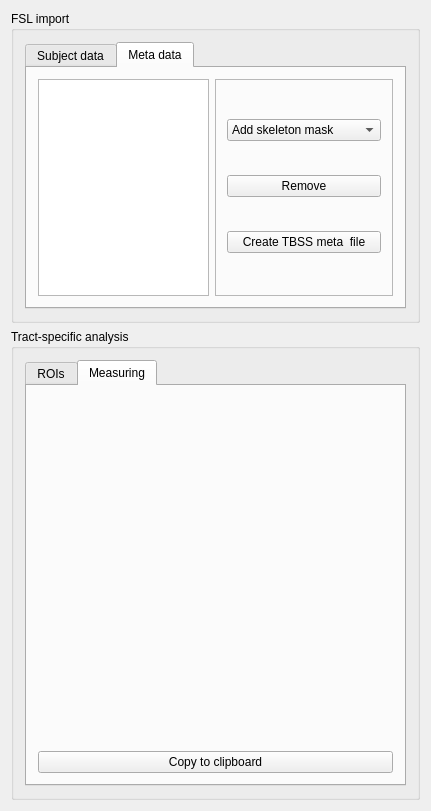
Qt form Modules/Bundles/org.mitk.gui.qt.diffusionimaging/src/internal/QmitkTractbasedSpatialStatisticsViewControls.ui (MITK/MITK) before a commit.
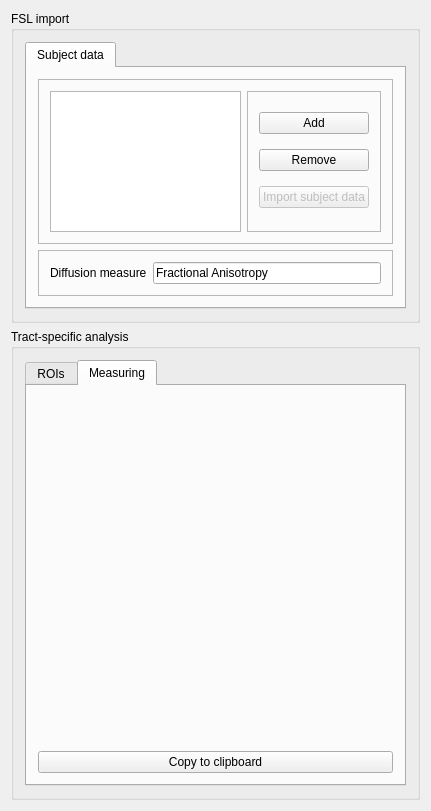
The same form after that commit. The open tabs and pages were chosen to show the change. Custom widgets are drawn as their Qt base class.

Commit message: removed obsolete meta data tab

Diff of the .ui file:
```diff
--- a/Modules/Bundles/org.mitk.gui.qt.diffusionimaging/src/internal/QmitkTractbasedSpatialStatisticsViewControls.ui
+++ b/Modules/Bundles/org.mitk.gui.qt.diffusionimaging/src/internal/QmitkTractbasedSpatialStatisticsViewControls.ui
@@ -143,90 +143,6 @@
           </item>
          </layout>
         </widget>
-        <widget class="QWidget" name="tab_4">
-         <attribute name="title">
-          <string>Meta data</string>
-         </attribute>
-         <layout class="QHBoxLayout" name="horizontalLayout">
-          <item>
-           <widget class="QTableView" name="m_MetaInfo">
-            <property name="enabled">
-             <bool>true</bool>
-            </property>
-            <property name="toolTip">
-             <string>Meta data </string>
-            </property>
-            <property name="selectionBehavior">
-             <enum>QAbstractItemView::SelectRows</enum>
-            </property>
-           </widget>
-          </item>
-          <item>
-           <widget class="QFrame" name="frame_4">
-            <property name="frameShape">
-             <enum>QFrame::StyledPanel</enum>
-            </property>
-            <property name="frameShadow">
-             <enum>QFrame::Raised</enum>
-            </property>
-            <layout class="QVBoxLayout" name="verticalLayout_10">
-             <item>
-              <widget class="QComboBox" name="m_MetaFileSelector">
-               <property name="toolTip">
-                <string>Select the function of the tbss image</string>
-               </property>
-               <item>
-                <property name="text">
-                 <string>Add skeleton mask</string>
-                </property>
-               </item>
-               <item>
-                <property name="text">
-                 <string>Add mean FA Skeleton</string>
-                </property>
-               </item>
-               <item>
-                <property name="text">
-                 <string>Add gradient image</string>
-                </property>
-               </item>
-               <item>
-                <property name="text">
-                 <string>Add tubular structure</string>
-                </property>
-               </item>
-               <item>
-                <property name="text">
-                 <string>Add distance map</string>
-                </property>
-               </item>
-              </widget>
-             </item>
-             <item>
-              <widget class="QPushButton" name="m_RemoveMetaEntry">
-               <property name="toolTip">
-                <string>Remove meta data entries</string>
-               </property>
-               <property name="text">
-                <string>Remove</string>
-               </property>
-              </widget>
-             </item>
-             <item>
-              <widget class="QPushButton" name="m_CreateMetaFile">
-               <property name="toolTip">
-                <string>Create a tbss meta image with the images in the table.</string>
-               </property>
-               <property name="text">
-                <string>Create TBSS meta  file</string>
-               </property>
-              </widget>
-             </item>
-            </layout>
-           </widget>
-          </item>
-         </layout>
-        </widget>
        </widget>
       </item>
      </layout>
```
